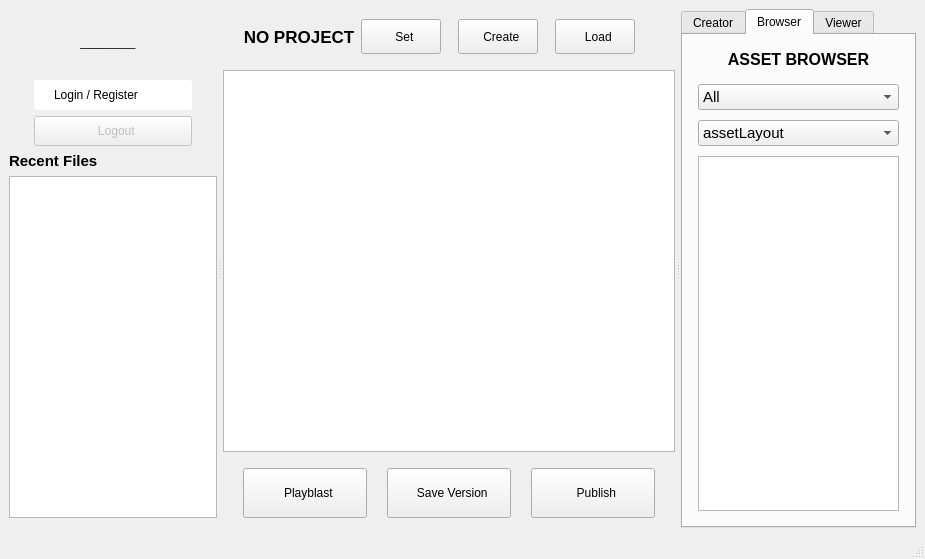
Before: the Qt Designer form ui/sewersUI.ui in ElioMolinaroo/sewers_pipelineManager, drawn with Qt 5.
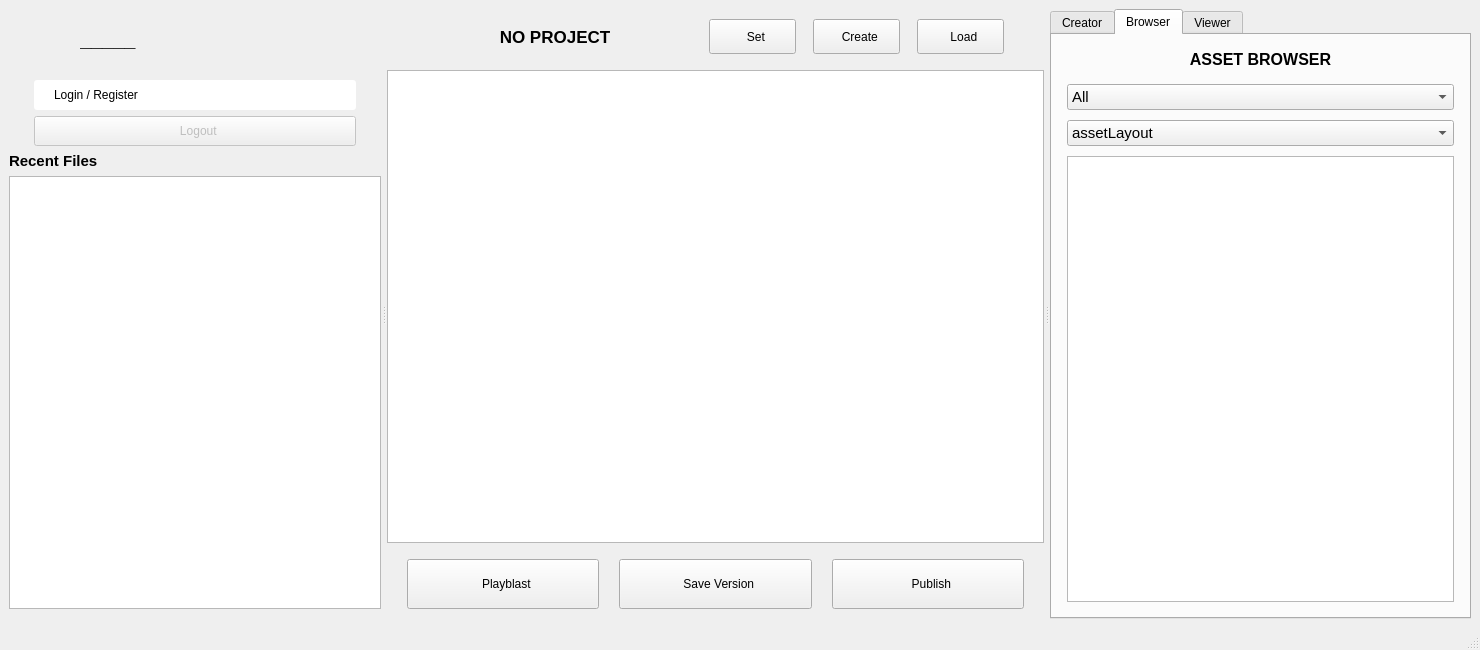
After: the same form once the commit is applied. Icons and pictures are not drawn.

Commit message: feature- increased main window width

Diff of the .ui file:
```diff
--- a/ui/sewersUI.ui
+++ b/ui/sewersUI.ui
@@ -7,8 +7,8 @@
    <rect>
     <x>0</x>
     <y>0</y>
-    <width>925</width>
-    <height>559</height>
+    <width>1480</width>
+    <height>650</height>
    </rect>
   </property>
   <property name="windowTitle">
```
